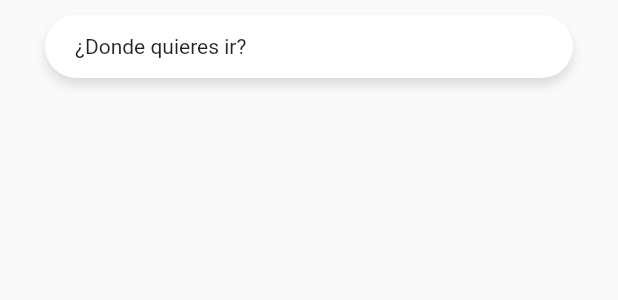
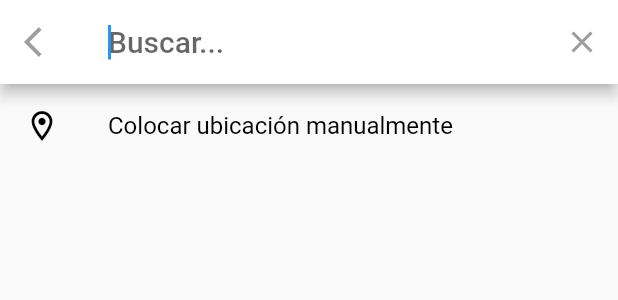
Before and after one commit to rmoralesd/flutter_map_app, a Flutter app: the SearchBar widget shown alone on an empty page, opened directly, after a tap on "¿Donde quieres ir?", on a phone screen of 412 x 824 dp. Shown: the top 300 px of the screen. Run offline on Flutter 3.47's test engine with Material 2 defaults, Android fonts, the phone set to English and light mode, and no system bars; our stand-ins replace bloc, equatable, flutter_bloc, geolocator, google_maps_flutter, permission_handler.

Commit message:
Configurando SearchDelegate

```diff
--- /dev/null
+++ b/lib/delegates/delegates.dart
@@ -0,0 +1 @@
+export 'package:maps_app/delegates/search_destination_delegate.dart';
--- /dev/null
+++ b/lib/delegates/search_destination_delegate.dart
@@ -0,0 +1,54 @@
+import 'package:flutter/material.dart';
+import 'package:maps_app/models/models.dart';
+
+class SearchDestinationDelegate extends SearchDelegate<SearchResult> {
+  SearchDestinationDelegate() : super(searchFieldLabel: 'Buscar...');
+  @override
+  List<Widget>? buildActions(BuildContext context) {
+    return [
+      IconButton(
+        onPressed: () {
+          query = '';
+        },
+        icon: const Icon(Icons.clear),
+      )
+    ];
+  }
+
+  @override
+  Widget? buildLeading(BuildContext context) {
+    return IconButton(
+        onPressed: () {
+          final result = SearchResult(cancel: true);
+          close(context, result);
+        },
+        icon: const Icon(Icons.arrow_back_ios));
+  }
+
+  @override
+  Widget buildResults(BuildContext context) {
+    return const Text('buildResults');
+  }
+
+  @override
+  Widget buildSuggestions(BuildContext context) {
+    return ListView(
+      children: [
+        ListTile(
+          leading: const Icon(
+            Icons.location_on_outlined,
+            color: Colors.black,
+          ),
+          title: const Text(
+            'Colocar ubicación manualmente',
+            style: TextStyle(color: Colors.black),
+          ),
+          onTap: () {
+            final result = SearchResult(cancel: false, manual: true);
+            close(context, result);
+          },
+        )
+      ],
+    );
+  }
+}
--- /dev/null
+++ b/lib/models/models.dart
@@ -0,0 +1 @@
+export 'package:maps_app/models/search_result.dart';
--- a/lib/widgets/searchbar.dart
+++ b/lib/widgets/searchbar.dart
@@ -1,4 +1,5 @@
 import 'package:flutter/material.dart';
+import 'package:maps_app/delegates/delegates.dart';
 
 class SearchBar extends StatelessWidget {
   const SearchBar({Key? key}) : super(key: key);
@@ -11,8 +12,12 @@ class SearchBar extends StatelessWidget {
         padding: const EdgeInsets.symmetric(horizontal: 30),
         width: double.infinity,
         child: GestureDetector(
-          onTap: () {
-            print('Ontap');
+          onTap: () async {
+            final result = await showSearch(
+                context: context, delegate: SearchDestinationDelegate());
+            if (result == null) return;
+
+            print(result);
           },
           child: Container(
             padding: const EdgeInsets.symmetric(horizontal: 20, vertical: 13),
```
Also changed, not shown: lib/models/search_result.dart (added, +15 -0 lines).
